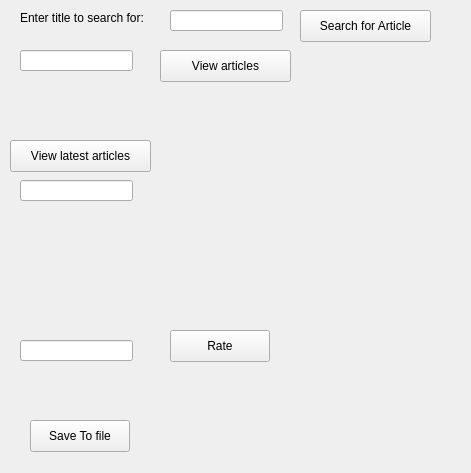
This is untitled/user.ui in ahmedhosny05/CS2-Lab-proj- as Qt 5 draws it before an edit. The edited form follows.
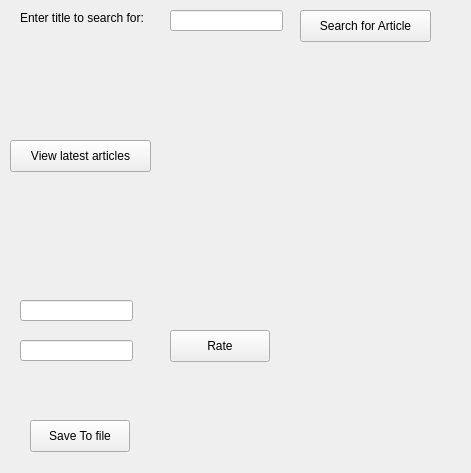
This is the edited form.

Diff of the .ui file:
```diff
--- a/untitled/user.ui
+++ b/untitled/user.ui
@@ -36,19 +36,6 @@
     </rect>
    </property>
   </widget>
-  <widget class="QLabel" name="SearchUpdate">
-   <property name="geometry">
-    <rect>
-     <x>227</x>
-     <y>20</y>
-     <width>171</width>
-     <height>191</height>
-    </rect>
-   </property>
-   <property name="text">
-    <string/>
-   </property>
-  </widget>
   <widget class="QPushButton" name="SearchButton">
    <property name="geometry">
     <rect>
@@ -62,42 +49,6 @@
     <string>Search for Article</string>
    </property>
   </widget>
-  <widget class="QPushButton" name="ViewArticlesButton">
-   <property name="geometry">
-    <rect>
-     <x>160</x>
-     <y>50</y>
-     <width>131</width>
-     <height>32</height>
-    </rect>
-   </property>
-   <property name="text">
-    <string>View articles</string>
-   </property>
-  </widget>
-  <widget class="QLineEdit" name="ViewArticleslineEdit">
-   <property name="geometry">
-    <rect>
-     <x>20</x>
-     <y>50</y>
-     <width>113</width>
-     <height>21</height>
-    </rect>
-   </property>
-  </widget>
-  <widget class="QLabel" name="viewarticlesupdate">
-   <property name="geometry">
-    <rect>
-     <x>180</x>
-     <y>90</y>
-     <width>131</width>
-     <height>101</height>
-    </rect>
-   </property>
-   <property name="text">
-    <string/>
-   </property>
-  </widget>
   <widget class="QPushButton" name="latestarticlesButton">
    <property name="geometry">
     <rect>
@@ -128,7 +79,7 @@
    <property name="geometry">
     <rect>
      <x>20</x>
-     <y>180</y>
+     <y>300</y>
      <width>113</width>
      <height>21</height>
     </rect>
@@ -186,9 +137,61 @@
   <widget class="QLabel" name="SaveUpdate">
    <property name="geometry">
     <rect>
-     <x>210</x>
-     <y>420</y>
-     <width>58</width>
+     <x>280</x>
+     <y>60</y>
+     <width>181</width>
+     <height>191</height>
+    </rect>
+   </property>
+   <property name="text">
+    <string/>
+   </property>
+  </widget>
+  <widget class="QLabel" name="viewarticlesupdate">
+   <property name="geometry">
+    <rect>
+     <x>160</x>
+     <y>90</y>
+     <width>181</width>
+     <height>16</height>
+    </rect>
+   </property>
+   <property name="text">
+    <string/>
+   </property>
+  </widget>
+  <widget class="QLabel" name="viewlatestupdate">
+   <property name="geometry">
+    <rect>
+     <x>170</x>
+     <y>150</y>
+     <width>191</width>
+     <height>161</height>
+    </rect>
+   </property>
+   <property name="text">
+    <string/>
+   </property>
+  </widget>
+  <widget class="QLabel" name="rateupdate">
+   <property name="geometry">
+    <rect>
+     <x>180</x>
+     <y>280</y>
+     <width>151</width>
+     <height>16</height>
+    </rect>
+   </property>
+   <property name="text">
+    <string/>
+   </property>
+  </widget>
+  <widget class="QLabel" name="saveupdate">
+   <property name="geometry">
+    <rect>
+     <x>230</x>
+     <y>410</y>
+     <width>231</width>
      <height>16</height>
     </rect>
    </property>
```
Left out of the diff: 28 changed lines with no effect on the pictures.
